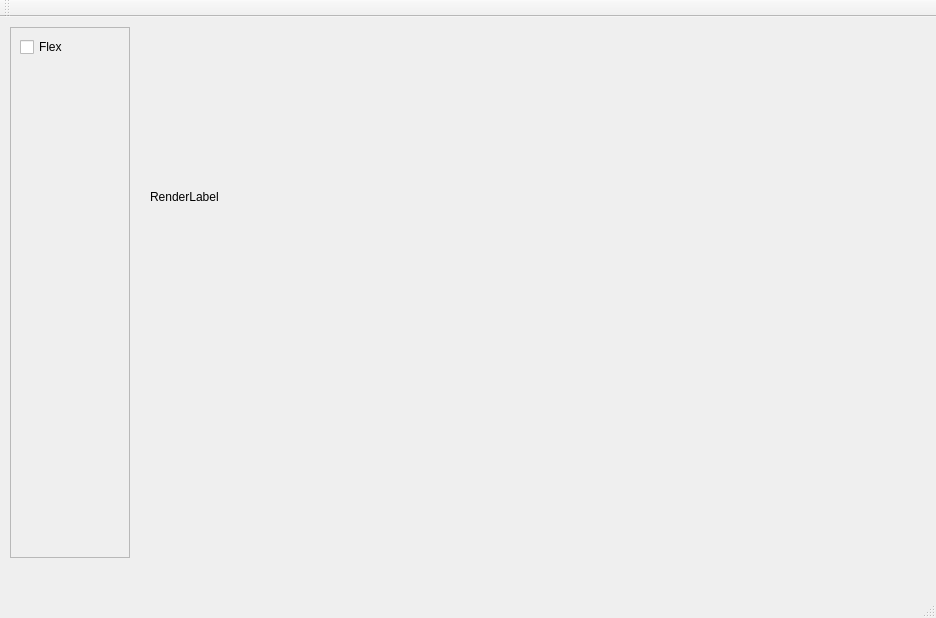
Before: the Qt Designer form QtMain/RenderrerMainWindow.ui in damibran/simple_qt_renderrer, drawn with Qt 5.
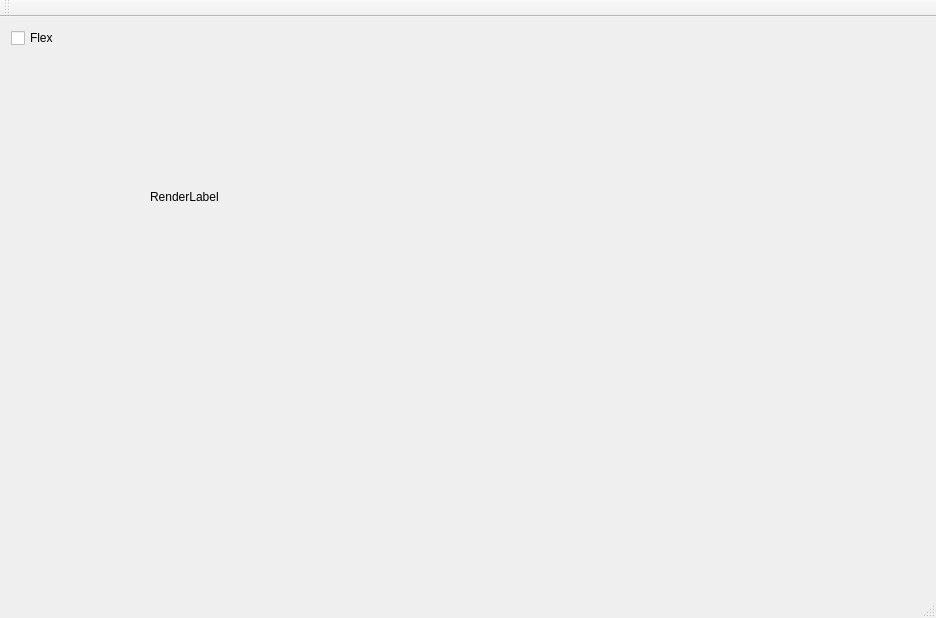
After: the same form once the commit is applied. Custom widgets are drawn as their Qt base class.

Diff of the .ui file:
```diff
--- a/QtMain/RenderrerMainWindow.ui
+++ b/QtMain/RenderrerMainWindow.ui
@@ -33,34 +33,43 @@
      <string>RenderLabel</string>
     </property>
    </widget>
-   <widget class="QFrame" name="infoFrame">
+   <widget class="QWidget" name="verticalLayoutWidget">
     <property name="geometry">
      <rect>
-      <x>10</x>
-      <y>10</y>
-      <width>120</width>
-      <height>531</height>
+      <x>0</x>
+      <y>0</y>
+      <width>121</width>
+      <height>451</height>
      </rect>
     </property>
-    <property name="frameShape">
-     <enum>QFrame::StyledPanel</enum>
-    </property>
-    <property name="frameShadow">
-     <enum>QFrame::Sunken</enum>
-    </property>
-    <widget class="QCheckBox" name="checkBox">
-     <property name="geometry">
-      <rect>
-       <x>10</x>
-       <y>10</y>
-       <width>76</width>
-       <height>20</height>
-      </rect>
-     </property>
-     <property name="text">
-      <string>Flex</string>
-     </property>
-    </widget>
+    <layout class="QVBoxLayout" name="verticalLayout">
+     <item>
+      <widget class="QCheckBox" name="checkBox">
+       <property name="text">
+        <string>Flex</string>
+       </property>
+      </widget>
+     </item>
+     <item>
+      <widget class="QTransformEditor" name="MainTransformEditor" native="true"/>
+     </item>
+     <item>
+      <widget class="QTransformEditor" name="ClipTransformEditor" native="true"/>
+     </item>
+     <item>
+      <spacer name="verticalSpacer">
+       <property name="orientation">
+        <enum>Qt::Vertical</enum>
+       </property>
+       <property name="sizeHint" stdset="0">
+        <size>
+         <width>20</width>
+         <height>40</height>
+        </size>
+       </property>
+      </spacer>
+     </item>
+    </layout>
    </widget>
   </widget>
   <widget class="QMenuBar" name="menuBar">
@@ -90,6 +99,12 @@
    <extends>QLabel</extends>
    <header>../QtMy/QRenderLabel.h</header>
   </customwidget>
+  <customwidget>
+   <class>QTransformEditor</class>
+   <extends>QWidget</extends>
+   <header>../QtMy/QTransformEditor.h</header>
+   <container>1</container>
+  </customwidget>
  </customwidgets>
  <resources>
   <include location="RenderrerMainWindow.qrc"/>
```
